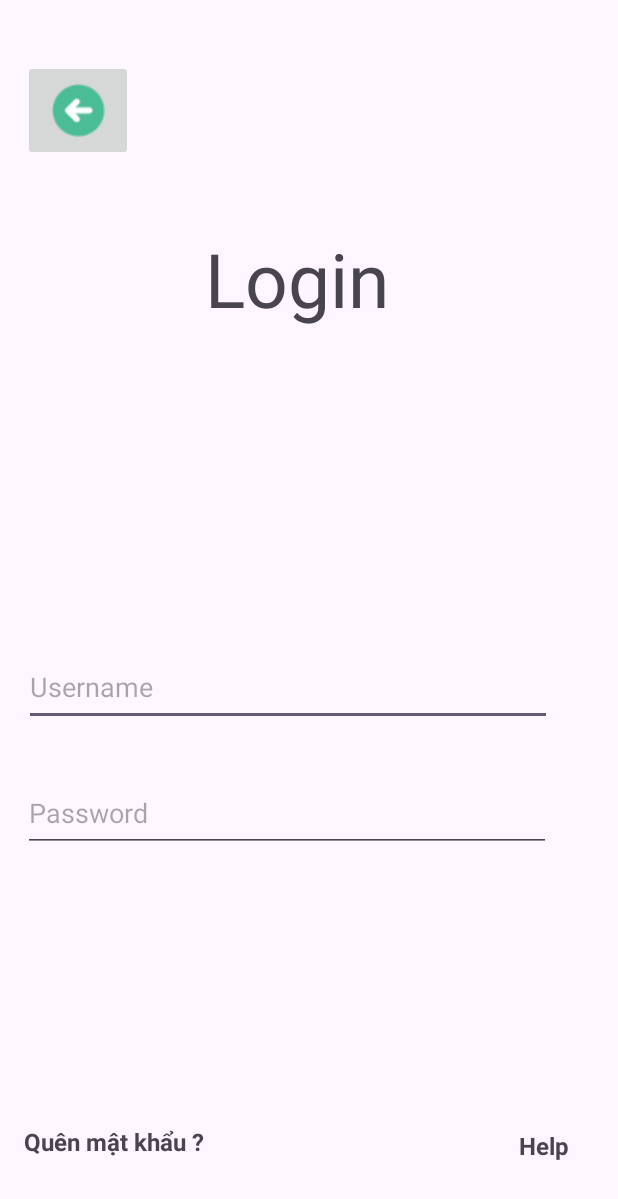
After one commit to Cstrien/Thi_Trac_Nghiem, an Android app: the login screen opened directly, with no data from a screen before it, on a phone screen of 412 x 824 dp. The commit adds this screen. Shown: the top 1199 px of the screen. Run offline under Robolectric (Android 15) with nearby library versions, the phone set to English and light mode, and no system bars.

Commit message:
trien login resgister

```diff
--- a/app/build.gradle.kts
+++ b/app/build.gradle.kts
@@ -26,6 +26,9 @@ android {
         sourceCompatibility = JavaVersion.VERSION_1_8
         targetCompatibility = JavaVersion.VERSION_1_8
     }
+    buildFeatures {
+        viewBinding = true
+    }
 }
 
 dependencies {
@@ -33,6 +36,9 @@ dependencies {
     implementation("androidx.appcompat:appcompat:1.6.1")
     implementation("com.google.android.material:material:1.11.0")
     implementation("androidx.constraintlayout:constraintlayout:2.1.4")
+    implementation("androidx.annotation:annotation:1.6.0")
+    implementation("androidx.lifecycle:lifecycle-livedata-ktx:2.6.1")
+    implementation("androidx.lifecycle:lifecycle-viewmodel-ktx:2.6.1")
     testImplementation("junit:junit:4.13.2")
     androidTestImplementation("androidx.test.ext:junit:1.1.5")
     androidTestImplementation("androidx.test.espresso:espresso-core:3.5.1")
--- /dev/null
+++ b/app/src/main/java/com/cstrien/thi_trac_nghiem/login.java
@@ -0,0 +1,14 @@
+package com.cstrien.thi_trac_nghiem;
+
+import androidx.appcompat.app.AppCompatActivity;
+
+import android.os.Bundle;
+
+public class login extends AppCompatActivity {
+
+    @Override
+    protected void onCreate(Bundle savedInstanceState) {
+        super.onCreate(savedInstanceState);
+        setContentView(R.layout.activity_login);
+    }
+}
--- /dev/null
+++ b/app/src/main/res/layout/activity_login.xml
@@ -0,0 +1,86 @@
+<?xml version="1.0" encoding="utf-8"?>
+<androidx.constraintlayout.widget.ConstraintLayout xmlns:android="http://schemas.android.com/apk/res/android"
+    xmlns:app="http://schemas.android.com/apk/res-auto"
+    xmlns:tools="http://schemas.android.com/tools"
+    android:layout_width="match_parent"
+    android:layout_height="match_parent"
+    tools:context=".login">
+
+
+    <ImageButton
+        android:id="@+id/imageButton"
+        android:layout_width="73dp"
+        android:layout_height="67dp"
+        android:layout_marginTop="40dp"
+        app:layout_constraintEnd_toEndOf="parent"
+        app:layout_constraintHorizontal_bias="0.045"
+        app:layout_constraintStart_toStartOf="parent"
+        app:layout_constraintTop_toTopOf="parent"
+        app:srcCompat="@drawable/icon_back" />
+
+    <EditText
+        android:id="@+id/edtUsername"
+        android:layout_width="352dp"
+        android:layout_height="52dp"
+        android:layout_marginBottom="32dp"
+        android:ems="10"
+        android:hint="Username"
+        android:inputType="text"
+        app:layout_constraintBottom_toTopOf="@+id/edtPassword"
+        app:layout_constraintEnd_toEndOf="parent"
+        app:layout_constraintHorizontal_bias="0.271"
+        app:layout_constraintStart_toStartOf="parent" />
+
+    <EditText
+        android:id="@+id/edtPassword"
+        android:layout_width="352dp"
+        android:layout_height="52dp"
+        android:layout_marginBottom="256dp"
+        android:hint="Password"
+        android:ems="10"
+        android:inputType="textPassword"
+        app:layout_constraintBottom_toBottomOf="parent"
+        app:layout_constraintEnd_toEndOf="parent"
+        app:layout_constraintHorizontal_bias="0.254"
+        app:layout_constraintStart_toStartOf="parent" />
+
+    <TextView
+        android:id="@+id/textView2"
+        android:layout_width="wrap_content"
+        android:layout_height="wrap_content"
+        android:layout_marginTop="152dp"
+        android:gravity="center"
+        android:text="Login"
+        android:textSize="50sp"
+        app:layout_constraintEnd_toEndOf="parent"
+        app:layout_constraintHorizontal_bias="0.472"
+        app:layout_constraintStart_toStartOf="parent"
+        app:layout_constraintTop_toTopOf="parent" />
+
+    <TextView
+        android:id="@+id/textView3"
+        android:layout_width="wrap_content"
+        android:layout_height="wrap_content"
+        android:layout_marginBottom="52dp"
+        android:text="Quên mật khẩu ?"
+        android:textSize="16sp"
+        android:textStyle="bold"
+        app:layout_constraintBottom_toBottomOf="parent"
+        app:layout_constraintEnd_toEndOf="parent"
+        app:layout_constraintHorizontal_bias="0.054"
+        app:layout_constraintStart_toStartOf="parent" />
+
+    <TextView
+        android:id="@+id/txtHelp"
+        android:layout_width="66dp"
+        android:layout_height="24dp"
+        android:layout_marginBottom="48dp"
+        android:gravity="center"
+        android:text="Help"
+        android:textSize="16sp"
+        android:textStyle="bold"
+        app:layout_constraintBottom_toBottomOf="parent"
+        app:layout_constraintEnd_toEndOf="parent"
+        app:layout_constraintHorizontal_bias="0.953"
+        app:layout_constraintStart_toStartOf="parent" />
+</androidx.constraintlayout.widget.ConstraintLayout>
--- /dev/null
+++ b/app/src/main/res/values-land/dimens.xml
@@ -0,0 +1,3 @@
+<resources>
+    <dimen name="activity_horizontal_margin">48dp</dimen>
+</resources>
--- a/app/src/main/res/values/colors.xml
+++ b/app/src/main/res/values/colors.xml
@@ -2,4 +2,5 @@
 <resources>
     <color name="black">#FF000000</color>
     <color name="white">#FFFFFFFF</color>
+    <color name="CamTrang">#FFCC00</color>
 </resources>
--- /dev/null
+++ b/app/src/main/res/values/dimens.xml
@@ -0,0 +1,5 @@
+<resources>
+    <!-- Default screen margins, per the Android Design guidelines. -->
+    <dimen name="activity_horizontal_margin">16dp</dimen>
+    <dimen name="activity_vertical_margin">16dp</dimen>
+</resources>
```
Also changed, not shown: app/src/main/AndroidManifest.xml (+10 -0 lines), app/src/main/java/com/cstrien/thi_trac_nghiem/MainActivity.java (+10 -0 lines), app/src/main/res/layout/activity_main.xml (+37 -19 lines), app/src/main/res/values/strings.xml (+10 -0 lines), app/src/main/res/drawable/icon_back.png (added), app/src/main/res/drawable/img.png (added).
